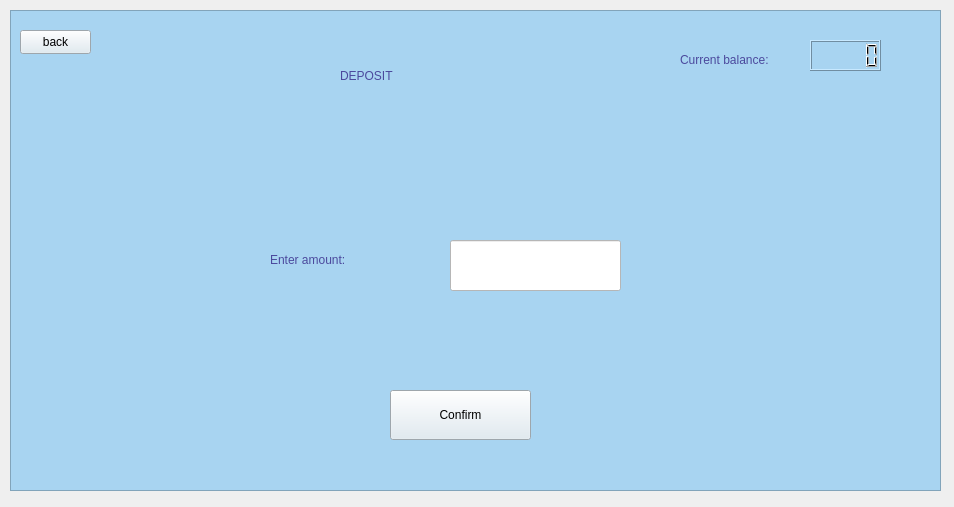
Old version of the form view/deposit.ui in the repository rawsashimi1604/1009_BankingSystem.
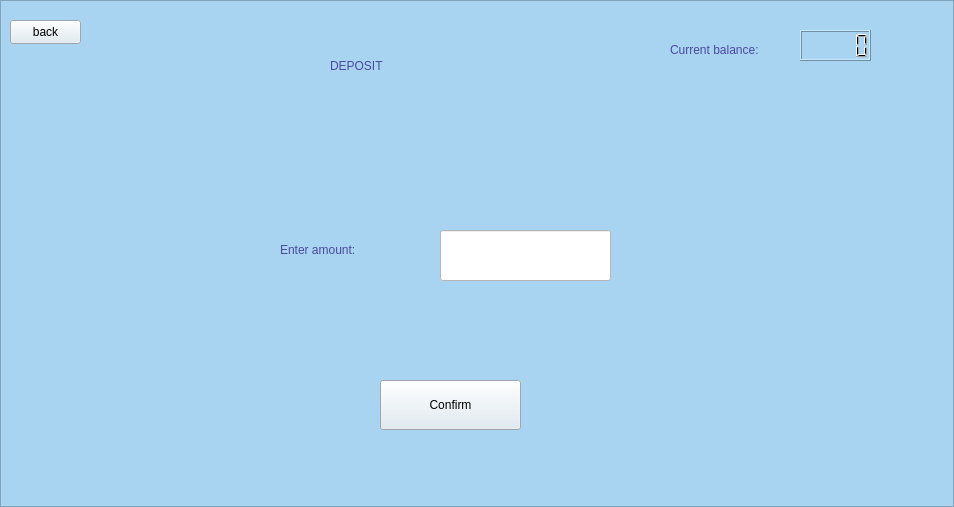
New version of the form.

Diff of the .ui file:
```diff
--- a/view/deposit.ui
+++ b/view/deposit.ui
@@ -19,10 +19,10 @@
   <widget class="QStackedWidget" name="stackedWidget">
    <property name="geometry">
     <rect>
-     <x>10</x>
-     <y>10</y>
-     <width>941</width>
-     <height>491</height>
+     <x>0</x>
+     <y>0</y>
+     <width>954</width>
+     <height>507</height>
     </rect>
    </property>
    <widget class="QWidget" name="page">
@@ -31,8 +31,8 @@
       <rect>
        <x>0</x>
        <y>0</y>
-       <width>931</width>
-       <height>481</height>
+       <width>954</width>
+       <height>507</height>
       </rect>
      </property>
      <property name="styleSheet">
@@ -81,7 +81,7 @@
      <widget class="QLabel" name="label_3">
       <property name="geometry">
        <rect>
-        <x>260</x>
+        <x>280</x>
         <y>220</y>
         <width>167</width>
         <height>59</height>
```
